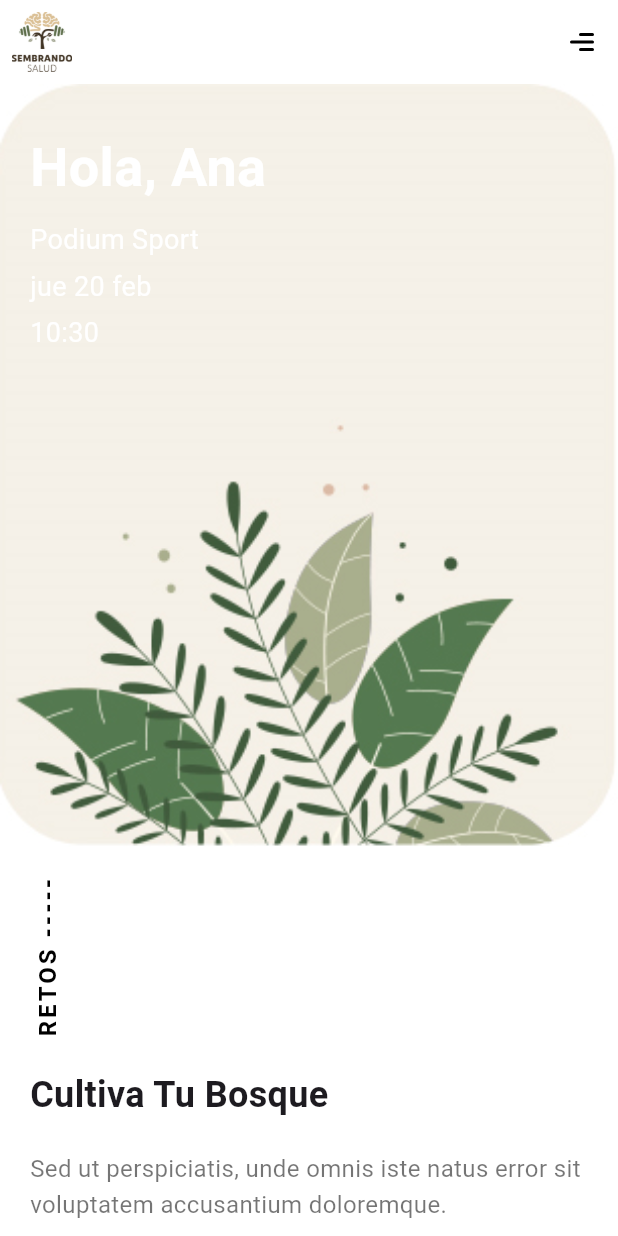
After one commit to marsanbus/sseed-mobile, a Flutter app: the screen it shows after launch, after a tap on "Cultiva tu bosque", on a phone screen of 412 x 824 dp. The commit adds this screen. Run offline on Flutter 3.47's test engine with Material 3 defaults, Android fonts, the phone set to English and light mode, and no system bars; our stand-ins replace flutter_svg.

Commit message:
Creada la página de Cultiva tu Bosque (retos) y dentro de ella las páginas de Actividad Física y Relaciones Positivas

```diff
--- /dev/null
+++ b/lib/pages/cultivaTuBosque.dart
@@ -0,0 +1,201 @@
+import 'package:flutter/material.dart';
+import 'package:intl/intl.dart';
+import 'package:sseed/pages/home.dart';
+import 'package:sseed/pages/actividadFisica.dart'; // Importa la nueva página
+import 'package:sseed/pages/relacionesPositivas.dart';
+
+class Cultivatubosque extends StatelessWidget {
+  const Cultivatubosque({Key? key}) : super(key: key);
+
+  @override
+  Widget build(BuildContext context) {
+    final String today = DateFormat('EEE d MMM', 'es_ES').format(DateTime.now());
+
+    final List<String> categoryTitles = [
+      'Actividad Física',
+      'Relaciones Positivas',
+      'Emociones Positivas',
+      'Fortalezas del Carácter',
+      'Hábitos Saludables',
+      'Salud Cognitiva'
+    ];
+
+    return Scaffold(
+      appBar: CustomAppBar(),
+      backgroundColor: Colors.white,
+      body: SingleChildScrollView(
+        child: Column(
+          children: [
+            HeaderCultivaSection(today: today),
+            const SizedBox(height: 20),
+            const IntroCultivaSection(),
+            const SizedBox(height: 100),
+            SingleChildScrollView(
+              scrollDirection: Axis.horizontal,
+              child: Row(
+                children: List.generate(categoryTitles.length, (index) {
+                  return Padding(
+                    padding: const EdgeInsets.symmetric(horizontal: 10.0),
+                    child: GestureDetector(
+                      onTap: () {
+                        if (categoryTitles[index] == 'Actividad Física') {
+                          Navigator.push(
+                            context,
+                            MaterialPageRoute(builder: (context) => const ActividadFisica()),
+                          );
+                        }
+                        if (categoryTitles[index] == 'Relaciones Positivas') {
+                          Navigator.push(
+                            context,
+                            MaterialPageRoute(builder: (context) => const RelacionesPositivas()),
+                          );
+                        }
+                        // Aquí puedes agregar más condiciones para otras categorías en el futuro
+                      },
+                      child: Column(
+                        children: [
+                          ClipRRect(
+                            borderRadius: BorderRadius.circular(15.0),
+                            child: Image.asset(
+                              'assets/icons/ctb1.jpg',
+                              width: 270,
+                              height: 270,
+                              fit: BoxFit.cover,
+                            ),
+                          ),
+                          const SizedBox(height: 10),
+                          Text(
+                            categoryTitles[index],
+                            style: const TextStyle(
+                              fontSize: 24,
+                              fontWeight: FontWeight.bold,
+                            ),
+                          ),
+                        ],
+                      ),
+                    ),
+                  );
+                }),
+              ),
+            ),
+            const SizedBox(height: 100),
+            const Footer(),
+          ],
+        ),
+      ),
+    );
+  }
+}
+
+class HeaderCultivaSection extends StatelessWidget {
+  final String today;
+
+  const HeaderCultivaSection({Key? key, required this.today}) : super(key: key);
+
+  @override
+  Widget build(BuildContext context) {
+    final String currentTime = DateFormat('HH:mm').format(DateTime.now());
+
+    return Stack(
+      children: [
+        Container(
+          width: double.infinity,
+          height: 378 * (MediaQuery.of(context).size.width / 306), // Ajusta la altura según la relación de aspecto de la imagen
+          decoration: const BoxDecoration(
+            image: DecorationImage(
+              image: AssetImage('assets/icons/feature1.jpg'),
+              fit: BoxFit.fitWidth,
+            ),
+          ),
+        ),
+        Positioned(
+          left: 20,
+          top: 30,
+          child: Column(
+            crossAxisAlignment: CrossAxisAlignment.start,
+            children: [
+              const Text(
+                'Hola, Ana',
+                style: TextStyle(
+                  color: Colors.white,
+                  fontSize: 36,
+                  fontWeight: FontWeight.bold,
+                ),
+              ),
+              const SizedBox(height: 10),
+              const Text(
+                'Podium Sport',
+                style: TextStyle(
+                  color: Colors.white,
+                  fontSize: 18,
+                ),
+              ),
+              const SizedBox(height: 5),
+              Text(
+                today,
+                style: const TextStyle(
+                  color: Colors.white,
+                  fontSize: 18,
+                ),
+              ),
+              const SizedBox(height: 5),
+              Text(
+                currentTime,
+                style: const TextStyle(
+                  color: Colors.white,
+                  fontSize: 18,
+                ),
+              ),
+            ],
+          ),
+        ),
+      ],
+    );
+  }
+}
+
+class IntroCultivaSection extends StatelessWidget {
+  const IntroCultivaSection({Key? key}) : super(key: key);
+
+  @override
+  Widget build(BuildContext context) {
+    return Padding(
+      padding: const EdgeInsets.symmetric(horizontal: 20.0),
+      child: Column(
+        crossAxisAlignment: CrossAxisAlignment.start,
+        children: [
+          const RotatedBox(
+            quarterTurns: -1,
+            child: Text(
+              'RETOS -----',
+              style: TextStyle(
+                fontSize: 16,
+                fontWeight: FontWeight.bold,
+                color: Colors.black,
+                letterSpacing: 2.0,
+              ),
+            ),
+          ),
+          const SizedBox(height: 20),
+          Text(
+            'Cultiva Tu Bosque',
+            style: const TextStyle(
+              fontSize: 24,
+              fontWeight: FontWeight.bold,
+              height: 1.5,
+            ),
+          ),
+          const SizedBox(height: 20),
+          const Text(
+            'Sed ut perspiciatis, unde omnis iste natus error sit voluptatem accusantium doloremque.',
+            style: TextStyle(
+              fontSize: 16,
+              color: Colors.black54,
+              height: 1.5,
+            ),
+          ),
+        ],
+      ),
+    );
+  }
+}
--- a/lib/pages/home.dart
+++ b/lib/pages/home.dart
@@ -3,6 +3,7 @@ import 'package:flutter_svg/flutter_svg.dart';
 import 'package:intl/intl.dart';
 import 'package:intl/date_symbol_data_local.dart';
 import 'package:sseed/models/feature_model.dart';
+import 'package:sseed/pages/cultivaTuBosque.dart';
 
 void main() async {
   WidgetsFlutterBinding.ensureInitialized();
@@ -37,9 +38,17 @@ class HomePage extends StatelessWidget {
             const SizedBox(height: 20),
             const IntroSection(),
             const SizedBox(height: 20),
-            const FeatureCard(
-              imagePath: 'assets/icons/feature1.jpg',
-              title: 'Cultiva tu bosque',
+            GestureDetector(
+              onTap: () {
+                Navigator.push(
+                  context,
+                  MaterialPageRoute(builder: (context) => const Cultivatubosque()),
+                );
+              },
+              child: const FeatureCard(
+                imagePath: 'assets/icons/feature1.jpg',
+                title: 'Cultiva tu bosque',
+              ),
             ),
             const SizedBox(height: 20),
             const FeatureCard(
```
Also changed, not shown: lib/pages/actividadFisica.dart (added, +72 -0 lines), lib/pages/relacionesPositivas.dart (added, +72 -0 lines), assets/icons/ctb1.jpg (added), 125 other files.
